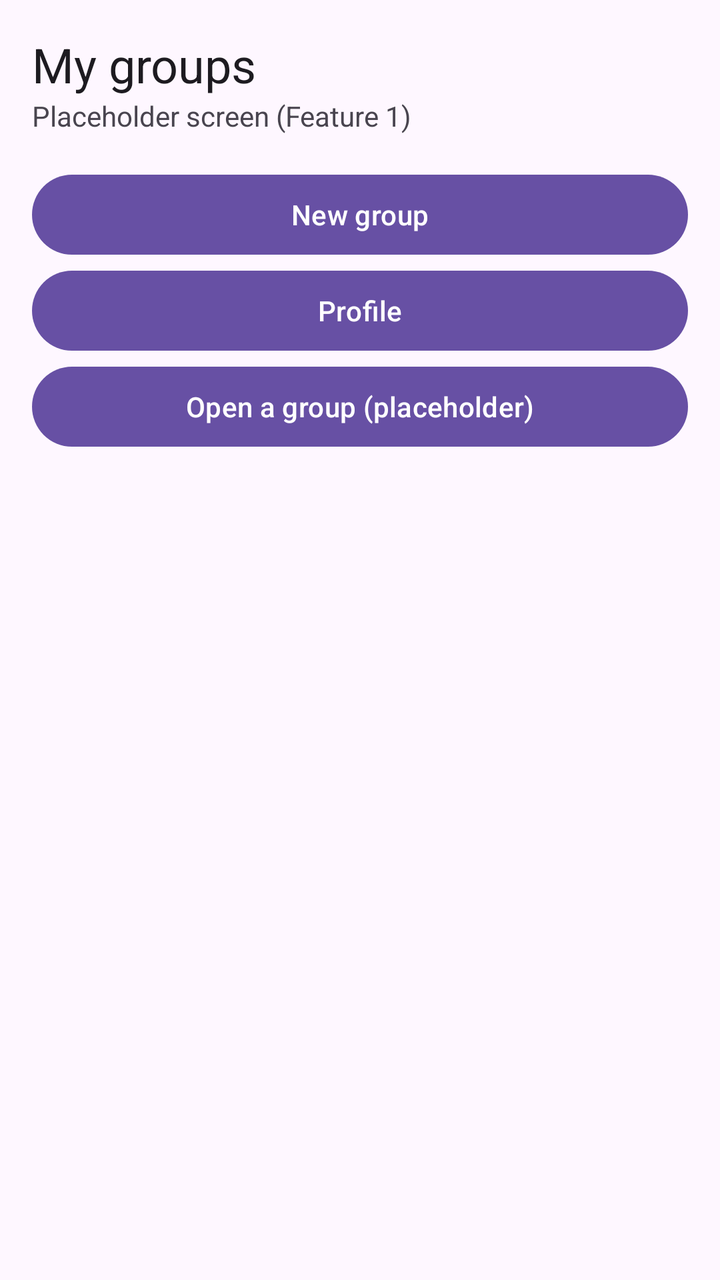
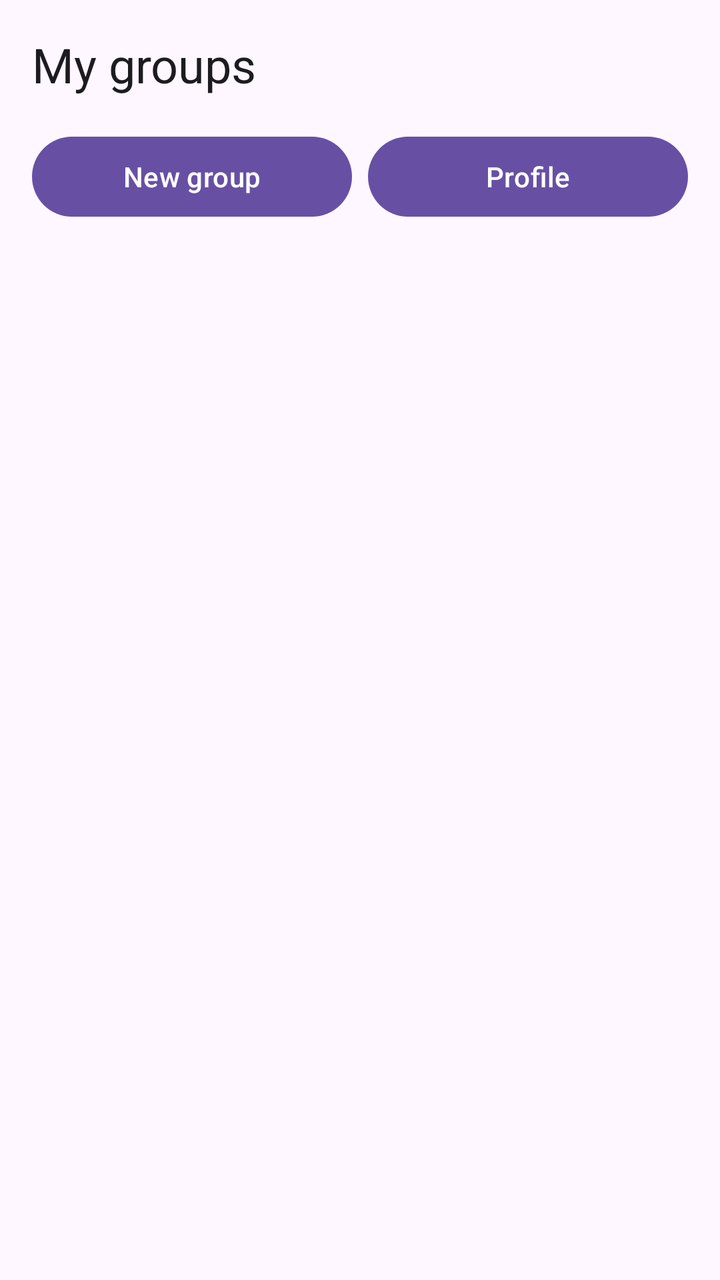

Screens rendered from an Android XML layout before and after an edit, with the pre-edit source and the edit as a unified diff.
<!-- AndroidManifest.xml: application theme Theme.SplitSmartGroup19 -->
<!-- res/layout/activity_group_list.xml -->
<?xml version="1.0" encoding="utf-8"?>
<LinearLayout xmlns:android="http://schemas.android.com/apk/res/android"
    android:id="@+id/main"
    android:layout_width="match_parent"
    android:layout_height="match_parent"
    android:orientation="vertical"
    android:padding="16dp">

    <TextView
        android:layout_width="wrap_content"
        android:layout_height="wrap_content"
        android:text="My groups"
        android:textAppearance="?attr/textAppearanceHeadlineSmall" />

    <TextView
        android:layout_width="wrap_content"
        android:layout_height="wrap_content"
        android:layout_marginBottom="16dp"
        android:text="Placeholder screen (Feature 1)" />

    <Button
        android:id="@+id/buttonCreateGroup"
        android:layout_width="match_parent"
        android:layout_height="wrap_content"
        android:text="New group" />

    <Button
        android:id="@+id/buttonProfile"
        android:layout_width="match_parent"
        android:layout_height="wrap_content"
        android:text="Profile" />

    <Button
        android:id="@+id/buttonOpenGroupPlaceholder"
        android:layout_width="match_parent"
        android:layout_height="wrap_content"
        android:text="Open a group (placeholder)" />

</LinearLayout>
<!-- resources referenced by this layout -->
<resources>
  <style name="Theme.SplitSmartGroup19" parent="Base.Theme.SplitSmartGroup19" />
  <style name="Base.Theme.SplitSmartGroup19" parent="Theme.Material3.DayNight.NoActionBar">
          
          
      </style>
</resources>

<!-- the commit's change to res/layout/activity_group_list.xml (unified diff, before → after) -->
@@ -9,31 +9,41 @@
     <TextView
         android:layout_width="wrap_content"
         android:layout_height="wrap_content"
+        android:layout_marginBottom="16dp"
         android:text="My groups"
         android:textAppearance="?attr/textAppearanceHeadlineSmall" />
 
-    <TextView
-        android:layout_width="wrap_content"
-        android:layout_height="wrap_content"
-        android:layout_marginBottom="16dp"
-        android:text="Placeholder screen (Feature 1)" />
-
-    <Button
-        android:id="@+id/buttonCreateGroup"
+    <LinearLayout
         android:layout_width="match_parent"
         android:layout_height="wrap_content"
-        android:text="New group" />
+        android:orientation="horizontal">
 
-    <Button
-        android:id="@+id/buttonProfile"
+        <Button
+            android:id="@+id/buttonCreateGroup"
+            android:layout_width="0dp"
+            android:layout_height="wrap_content"
+            android:layout_marginEnd="8dp"
+            android:layout_weight="1"
+            android:text="New group" />
+
+        <Button
+            android:id="@+id/buttonProfile"
+            android:layout_width="0dp"
+            android:layout_height="wrap_content"
+            android:layout_weight="1"
+            android:text="Profile" />
+    </LinearLayout>
+
+    <TextView
+        android:id="@+id/textEmpty"
         android:layout_width="match_parent"
         android:layout_height="wrap_content"
-        android:text="Profile" />
+        android:layout_marginTop="8dp" />
 
-    <Button
-        android:id="@+id/buttonOpenGroupPlaceholder"
+    <ListView
+        android:id="@+id/listGroups"
         android:layout_width="match_parent"
-        android:layout_height="wrap_content"
-        android:text="Open a group (placeholder)" />
+        android:layout_height="0dp"
+        android:layout_weight="1" />
 
 </LinearLayout>
